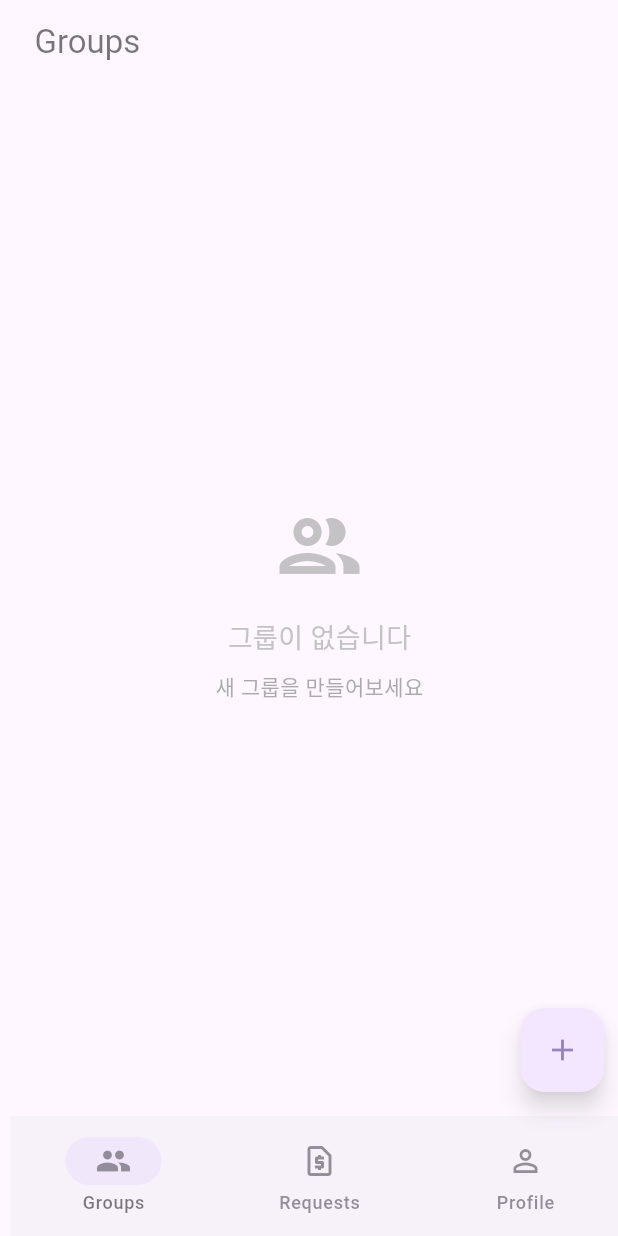
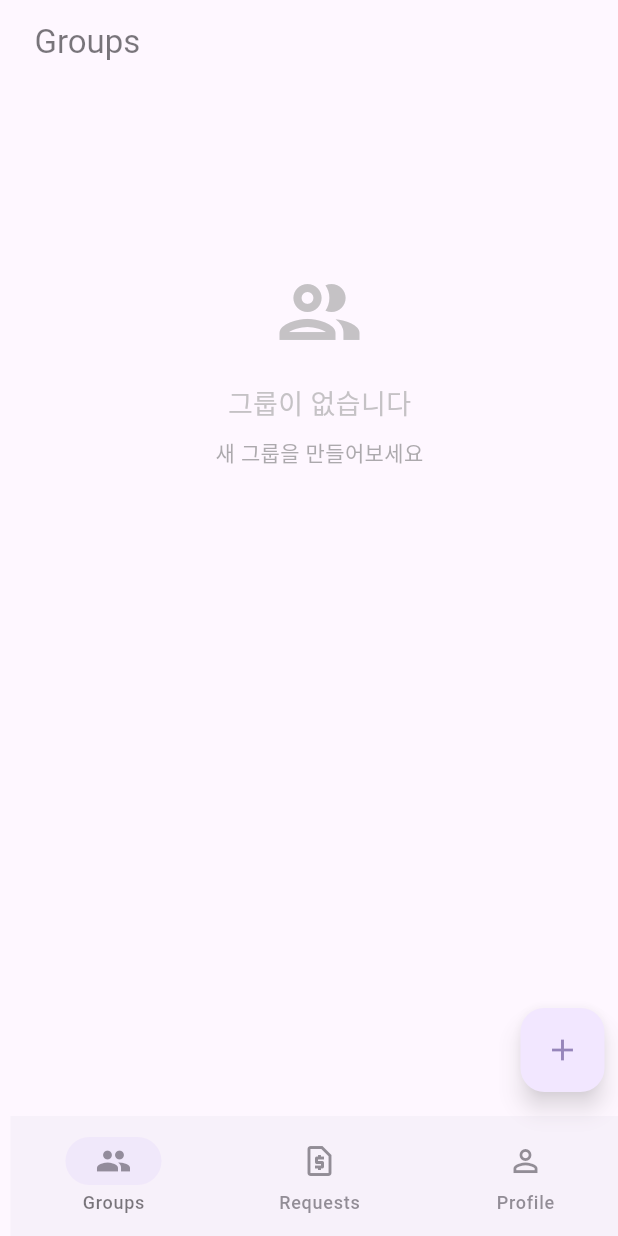
Before and after one commit to asusikai/tricount-clone-coding, a Flutter app: the screen it shows after launch, after a tap on "Skip (Guest)", on a phone screen of 412 x 824 dp. Run offline on Flutter 3.47's test engine with Material 3 defaults, Android fonts, the phone set to English and light mode, and no system bars; our stand-ins replace app_links, flutter_dotenv, flutter_riverpod, go_router, supabase_flutter; accounts and stored records are empty; network calls fail.

Commit message:
feat: 그룹 관리 기능 개선 및 홈 화면 리팩토링
- group_service.dart에 userGroupsProvider 추가하여 사용자 그룹 목록 관리
- 그룹 생성 후 userGroupsProvider 무효화 로직 추가
- 홈 화면을 탭 기반 네비게이션 구조로 리팩토링하여 그룹, 요청, 프로필 탭 추가
- request_list_tab.dart에 PageStorageKey 적용으로 리스트 상태 유지 개선
- 새로운 GroupsTab 위젯 추가하여 그룹 목록 표시 기능 구현

```diff
--- a/lib/common/services/group_service.dart
+++ b/lib/common/services/group_service.dart
@@ -249,3 +249,9 @@ class GroupService {
 final groupServiceProvider = Provider<GroupService>((ref) {
   return GroupService(Supabase.instance.client);
 });
+
+final userGroupsProvider =
+    FutureProvider<List<Map<String, dynamic>>>((ref) async {
+  final groupService = ref.read(groupServiceProvider);
+  return groupService.getUserGroups();
+});
--- a/lib/features/group/group_create_page.dart
+++ b/lib/features/group/group_create_page.dart
@@ -50,6 +50,8 @@ class _GroupCreatePageState extends ConsumerState<GroupCreatePage> {
           duration: Duration(seconds: 2),
         ),
       );
+
+      ref.invalidate(userGroupsProvider);
 
       // 홈으로 돌아가기
       context.go('/home');
--- /dev/null
+++ b/lib/features/home/groups_tab.dart
@@ -0,0 +1,122 @@
+import 'package:flutter/foundation.dart';
+import 'package:flutter/material.dart';
+import 'package:flutter_riverpod/flutter_riverpod.dart';
+import 'package:supabase_flutter/supabase_flutter.dart';
+
+import '../../common/services/group_service.dart';
+
+class GroupsTab extends ConsumerStatefulWidget {
+  const GroupsTab({super.key});
+
+  @override
+  ConsumerState<GroupsTab> createState() => _GroupsTabState();
+}
+
+class _GroupsTabState extends ConsumerState<GroupsTab>
+    with AutomaticKeepAliveClientMixin {
+  static const _listKey = PageStorageKey<String>('home_groups_list');
+  static const _emptyListKey = PageStorageKey<String>('home_groups_list_empty');
+
+  @override
+  bool get wantKeepAlive => true;
+
+  Future<void> _refreshGroups() async {
+    try {
+      await ref.refresh(userGroupsProvider.future);
+    } catch (error, stackTrace) {
+      debugPrint('그룹 새로고침 실패: $error\n$stackTrace');
+      rethrow;
+    }
+  }
+
+  @override
+  Widget build(BuildContext context) {
+    super.build(context);
+
+    final user = Supabase.instance.client.auth.currentUser;
+    if (user == null) {
+      return const Center(child: Text('로그인되지 않음'));
+    }
+
+    final asyncGroups = ref.watch(userGroupsProvider);
+
+    return asyncGroups.when(
+      data: (groups) => RefreshIndicator(
+        onRefresh: _refreshGroups,
+        child: groups.isEmpty ? _buildEmptyList() : _buildGroupList(groups),
+      ),
+      loading: () => const Center(child: CircularProgressIndicator()),
+      error: (error, stackTrace) {
+        debugPrint('그룹 목록 로드 실패: $error\n$stackTrace');
+        return ListView(
+          physics: const AlwaysScrollableScrollPhysics(),
+          children: const [
+            SizedBox(height: 120),
+            Icon(Icons.warning_amber_rounded, size: 48, color: Colors.redAccent),
+            SizedBox(height: 8),
+            Center(
+              child: Text(
+                '그룹 목록을 불러오지 못했습니다.\n다시 시도해주세요.',
+                textAlign: TextAlign.center,
+                style: TextStyle(color: Colors.redAccent),
+              ),
+            ),
+          ],
+        );
+      },
+    );
+  }
+
+  Widget _buildGroupList(List<Map<String, dynamic>> groups) {
+    return ListView.builder(
+      key: _listKey,
+      padding: const EdgeInsets.all(8),
+      itemCount: groups.length,
+      itemBuilder: (context, index) {
+        final group = groups[index];
+        final name = (group['name'] as String?)?.trim() ?? '';
+        final avatarText = name.isEmpty ? 'G' : name.substring(0, 1).toUpperCase();
+        final baseCurrency = group['base_currency'] as String? ?? 'KRW';
+
+        return Card(
+          margin: const EdgeInsets.symmetric(horizontal: 8, vertical: 4),
+          child: ListTile(
+            leading: CircleAvatar(child: Text(avatarText)),
+            title: Text(name.isEmpty ? '이름 없음' : name),
+            subtitle: Text('기본 통화: $baseCurrency'),
+            trailing: const Icon(Icons.chevron_right),
+            onTap: () {
+              // TODO: GroupPage로 이동
+              debugPrint('그룹 선택: ${group['id']}');
+            },
+          ),
+        );
+      },
+    );
+  }
+
+  Widget _buildEmptyList() {
+    return ListView(
+      key: _emptyListKey,
+      physics: const AlwaysScrollableScrollPhysics(),
+      children: [
+        const SizedBox(height: 120),
+        const Icon(Icons.group_outlined, size: 64, color: Colors.grey),
+        const SizedBox(height: 16),
+        const Center(
+          child: Text(
+            '그룹이 없습니다',
+            style: TextStyle(fontSize: 18, color: Colors.grey),
+          ),
+        ),
+        const SizedBox(height: 8),
+        Center(
+          child: Text(
+            '새 그룹을 만들어보세요',
+            style: TextStyle(fontSize: 14, color: Colors.grey[600]),
+          ),
+        ),
+      ],
+    );
+  }
+}
--- a/lib/features/home/home_page.dart
+++ b/lib/features/home/home_page.dart
@@ -1,12 +1,13 @@
 import 'package:flutter/material.dart';
 import 'package:flutter_riverpod/flutter_riverpod.dart';
 import 'package:go_router/go_router.dart';
-import 'package:supabase_flutter/supabase_flutter.dart';
 
-import '../../common/services/group_service.dart';
 import '../../common/services/request_service.dart';
+import 'groups_tab.dart';
 import '../profile/profile_page.dart';
 import '../requests/request_list_tab.dart';
+
+enum _HomeTab { groups, requests, profile }
 
 class HomePage extends ConsumerStatefulWidget {
   const HomePage({super.key});
@@ -16,57 +17,50 @@ class HomePage extends ConsumerStatefulWidget {
 }
 
 class _HomePageState extends ConsumerState<HomePage> {
-  List<Map<String, dynamic>> _groups = [];
-  bool _isLoading = true;
-  int _selectedIndex = 0;
+  _HomeTab _currentTab = _HomeTab.groups;
 
-  static const List<String> _tabTitles = ['Groups', 'Requests', 'Profile'];
+  static const Map<_HomeTab, String> _tabTitles = {
+    _HomeTab.groups: 'Groups',
+    _HomeTab.requests: 'Requests',
+    _HomeTab.profile: 'Profile',
+  };
+  static const Map<_HomeTab, PageStorageKey<String>> _tabStorageKeys = {
+    _HomeTab.groups: PageStorageKey<String>('home_groups_tab'),
+    _HomeTab.requests: PageStorageKey<String>('home_requests_tab'),
+    _HomeTab.profile: PageStorageKey<String>('home_profile_tab'),
+  };
+
+  final List<GlobalKey<NavigatorState>> _navigatorKeys =
+      List.generate(_HomeTab.values.length, (_) => GlobalKey<NavigatorState>());
 
   @override
   void initState() {
     super.initState();
-    _loadGroups();
-  }
-
-  Future<void> _loadGroups() async {
-    setState(() {
-      _isLoading = true;
-    });
-
-    try {
-      final groups = await ref.read(groupServiceProvider).getUserGroups();
-      setState(() {
-        _groups = groups;
-        _isLoading = false;
-      });
-    } catch (e) {
-      debugPrint('그룹 목록 로드 실패: $e');
-      setState(() {
-        _isLoading = false;
-      });
-    }
   }
 
   void _onTabSelected(int index) {
-    if (_selectedIndex == index) {
+    final targetTab = _HomeTab.values[index];
+    if (_currentTab == targetTab) {
+      final navigator = _navigatorKeys[index].currentState;
+      navigator?.popUntil((route) => route.isFirst);
       return;
     }
 
     setState(() {
-      _selectedIndex = index;
+      _currentTab = targetTab;
     });
   }
 
   FloatingActionButton? _buildFab(BuildContext context) {
-    switch (_selectedIndex) {
-      case 0:
+    switch (_currentTab) {
+      case _HomeTab.groups:
         return FloatingActionButton(
           onPressed: () {
             context.go('/group/create');
           },
           child: const Icon(Icons.add),
         );
-      case 1:
+      case _HomeTab.requests:
         return FloatingActionButton(
           onPressed: () async {
             final shouldRefresh = await context.push<bool>('/requests/register');
@@ -76,30 +70,64 @@ class _HomePageState extends ConsumerState<HomePage> {
           },
           child: const Icon(Icons.note_add),
         );
-      default:
+      case _HomeTab.profile:
         return null;
     }
   }
 
+  Future<bool> _onWillPop() async {
+    final navigator = _navigatorKeys[_currentTab.index].currentState;
+    if (navigator != null && navigator.canPop()) {
+      navigator.pop();
+      return false;
+    }
+
+    if (_currentTab != _HomeTab.groups) {
+      setState(() {
+        _currentTab = _HomeTab.groups;
+      });
+      return false;
+    }
+
+    return true;
+  }
+
+  Widget _buildTabNavigator(_HomeTab tab, Widget child) {
+    final key = _tabStorageKeys[tab];
+    return Offstage(
+      offstage: _currentTab != tab,
+      child: Navigator(
+        key: _navigatorKeys[tab.index],
+        onGenerateRoute: (settings) {
+          return MaterialPageRoute<void>(
+            builder: (_) => KeyedSubtree(
+              key: key,
+              child: child,
+            ),
+            settings: settings,
+          );
+        },
+      ),
+    );
+  }
+
   @override
   Widget build(BuildContext context) {
-    final user = Supabase.instance.client.auth.currentUser;
-    final tabs = <Widget>[
-      _buildGroupsTab(user),
-      const RequestsTab(),
-      const ProfilePage(),
-    ];
-
-    return Scaffold(
+    return WillPopScope(
+      onWillPop: _onWillPop,
+      child: Scaffold(
         appBar: AppBar(
-        title: Text(_tabTitles[_selectedIndex]),
+          title: Text(_tabTitles[_currentTab]!),
         ),
-      body: IndexedStack(
-        index: _selectedIndex,
-        children: tabs,
+        body: Stack(
+          children: [
+            _buildTabNavigator(_HomeTab.groups, const GroupsTab()),
+            _buildTabNavigator(_HomeTab.requests, const RequestsTab()),
+            _buildTabNavigator(_HomeTab.profile, const ProfilePage()),
+          ],
         ),
         bottomNavigationBar: NavigationBar(
-        selectedIndex: _selectedIndex,
+          selectedIndex: _currentTab.index,
           onDestinationSelected: _onTabSelected,
           destinations: const [
             NavigationDestination(
@@ -120,84 +148,6 @@ class _HomePageState extends ConsumerState<HomePage> {
           ],
         ),
         floatingActionButton: _buildFab(context),
-    );
-  }
-
-  Widget _buildGroupsTab(User? user) {
-    if (user == null) {
-      return const Center(child: Text('로그인되지 않음'));
-    }
-
-    if (_isLoading) {
-      return const Center(child: CircularProgressIndicator());
-    }
-
-    if (_groups.isEmpty) {
-      return Center(
-        child: Column(
-          mainAxisAlignment: MainAxisAlignment.center,
-          children: [
-            const Icon(
-              Icons.group_outlined,
-              size: 64,
-              color: Colors.grey,
-            ),
-            const SizedBox(height: 16),
-            const Text(
-              '그룹이 없습니다',
-              style: TextStyle(
-                fontSize: 18,
-                color: Colors.grey,
-              ),
-            ),
-            const SizedBox(height: 8),
-            Text(
-              '새 그룹을 만들어보세요',
-              style: TextStyle(
-                fontSize: 14,
-                color: Colors.grey[600],
-              ),
-            ),
-          ],
-        ),
-      );
-    }
-
-    return RefreshIndicator(
-      onRefresh: _loadGroups,
-      child: ListView.builder(
-        padding: const EdgeInsets.all(8),
-        itemCount: _groups.length,
-        itemBuilder: (context, index) {
-          final group = _groups[index];
-          return Card(
-            margin: const EdgeInsets.symmetric(
-              horizontal: 8,
-              vertical: 4,
-            ),
-            child: ListTile(
-              leading: CircleAvatar(
-                child: Text(
-                  () {
-                    final name = (group['name'] as String?)?.trim() ?? '';
-                    return name.isEmpty
-                        ? 'G'
-                        : name.substring(0, 1).toUpperCase();
-                  }(),
-                ),
-              ),
-              title: Text(group['name'] as String? ?? '이름 없음'),
-              subtitle: Text(
-                '기본 통화: ${group['base_currency'] ?? 'KRW'}',
-              ),
-              trailing: const Icon(Icons.chevron_right),
-              onTap: () {
-                // TODO: GroupPage로 이동
-                debugPrint('그룹 선택: ${group['id']}');
-              },
-            ),
-          );
-        },
       ),
     );
   }
--- a/lib/features/requests/request_list_tab.dart
+++ b/lib/features/requests/request_list_tab.dart
@@ -108,6 +108,8 @@ class _RequestListView extends ConsumerWidget {
 
   final List<PaymentRequest> requests;
   final Future<void> Function() onRefresh;
+  static const _listKey = PageStorageKey<String>('requests_list');
+  static const _emptyListKey = PageStorageKey<String>('requests_list_empty');
 
   @override
   Widget build(BuildContext context, WidgetRef ref) {
@@ -117,6 +119,7 @@ class _RequestListView extends ConsumerWidget {
       onRefresh: onRefresh,
       child: requests.isEmpty
           ? ListView(
+              key: _emptyListKey,
               physics: const AlwaysScrollableScrollPhysics(),
               children: const [
                 SizedBox(height: 120),
@@ -131,6 +134,7 @@ class _RequestListView extends ConsumerWidget {
               ],
             )
           : ListView.separated(
+              key: _listKey,
               itemCount: requests.length,
               separatorBuilder: (_, __) => const Divider(height: 1),
               itemBuilder: (context, index) {
```
Also changed, not shown: 1 other file. Lines whose indentation alone changed are shown as unchanged.
